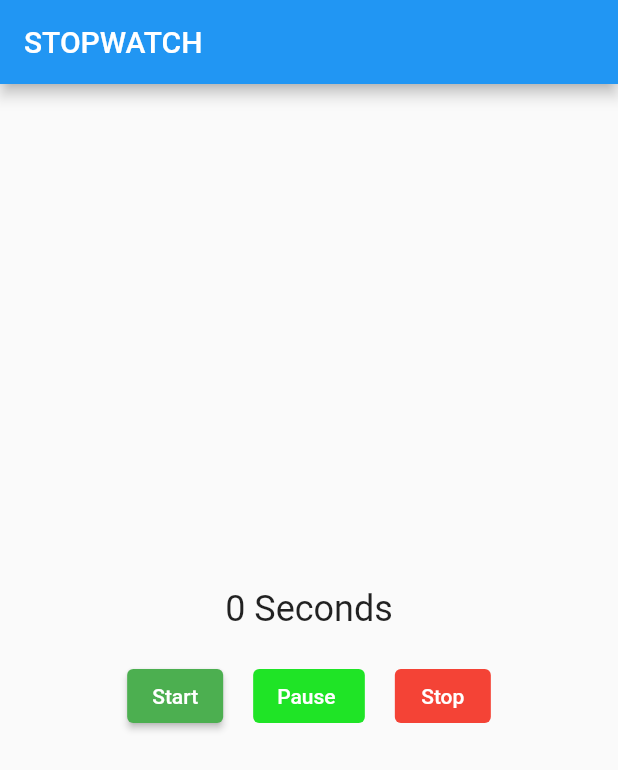
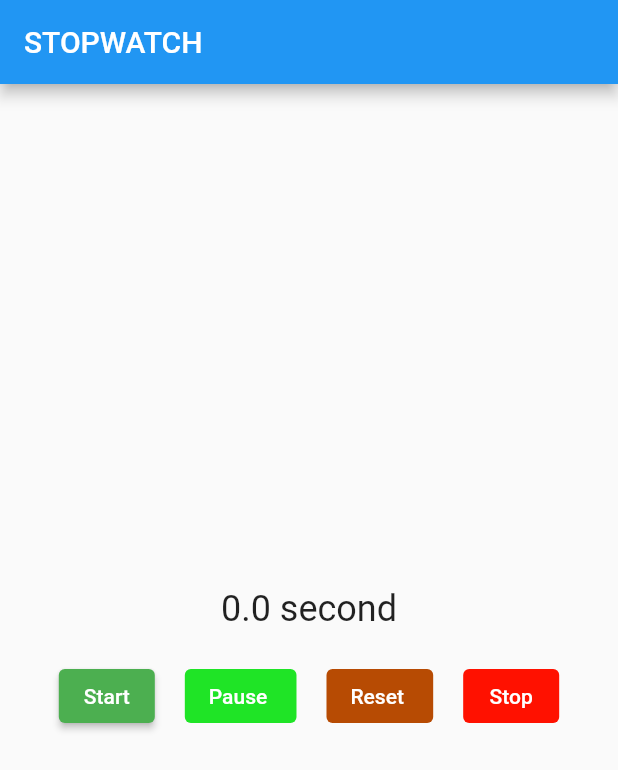
Before and after one commit to mishuk09/Flutter_projects, a Flutter app: the screen it shows after launch, on a phone screen of 412 x 824 dp. Shown: the top 770 px of the screen. Run offline on Flutter 3.47's test engine with Material 2 defaults, Android fonts, the phone set to English and light mode, and no system bars.

Commit message:
flutter project

```diff
--- a/stopwatch/lib/stopwatch.dart
+++ b/stopwatch/lib/stopwatch.dart
@@ -11,8 +11,10 @@ class StopWatch extends StatefulWidget {
 class _StopWatchState extends State<StopWatch> {
   int seconds = 0;
   late Timer timer;
+  //define variable
+  bool _isTicking = false;
 
-  bool _isTicking = false;
+  int miliseconds = 0;
 
   @override
   Widget build(BuildContext context) {
@@ -25,7 +27,7 @@ class _StopWatchState extends State<StopWatch> {
         crossAxisAlignment: CrossAxisAlignment.center,
         children: [
           Text(
-            "$seconds Seconds",
+            _secondsText(miliseconds),
             style: Theme.of(context).textTheme.headlineSmall,
           ),
           const SizedBox(
@@ -56,10 +58,23 @@ class _StopWatchState extends State<StopWatch> {
             const SizedBox(
               width: 20,
             ),
+            ElevatedButton(
+              onPressed: _isTicking ? _resetTimer : null,
+              style: const ButtonStyle(
+                  backgroundColor: MaterialStatePropertyAll<Color>(
+                      Color.fromARGB(255, 183, 75, 3)),
+                  foregroundColor:
+                      MaterialStatePropertyAll<Color>(Colors.white)),
+              child: const Text("Reset "),
+            ),
+            const SizedBox(
+              width: 20,
+            ),
             TextButton(
               onPressed: _isTicking ? _stopTimer : null,
               style: const ButtonStyle(
-                  backgroundColor: MaterialStatePropertyAll<Color>(Colors.red),
+                  backgroundColor: MaterialStatePropertyAll<Color>(
+                      Color.fromARGB(255, 255, 17, 0)),
                   foregroundColor:
                       MaterialStatePropertyAll<Color>(Colors.white)),
               child: const Text("Stop"),
@@ -71,9 +86,9 @@ class _StopWatchState extends State<StopWatch> {
   }
 
   void _startTimer() {
-    timer = Timer.periodic(const Duration(seconds: 1), _onTick);
+    timer = Timer.periodic(const Duration(milliseconds: 100), _onTick);
     setState(() {
-      seconds = 0;
+      // miliseconds = 0;
       _isTicking = true;
     });
   }
@@ -90,11 +105,26 @@ class _StopWatchState extends State<StopWatch> {
     });
   }
 
+  void _resetTimer() {
+    setState(() {
+      miliseconds = 0;
+    });
+  }
+
   void _onTick(Timer timer) {
     if (mounted) {
       setState(() {
-        ++seconds;
+        miliseconds += 100;
       });
+    }
+  }
+
+  String _secondsText(int miliseconds) {
+    final seconds = miliseconds / 1000;
+    if (seconds < 1) {
+      return '$seconds second';
+    } else {
+      return '$seconds second';
     }
   }
 
```
